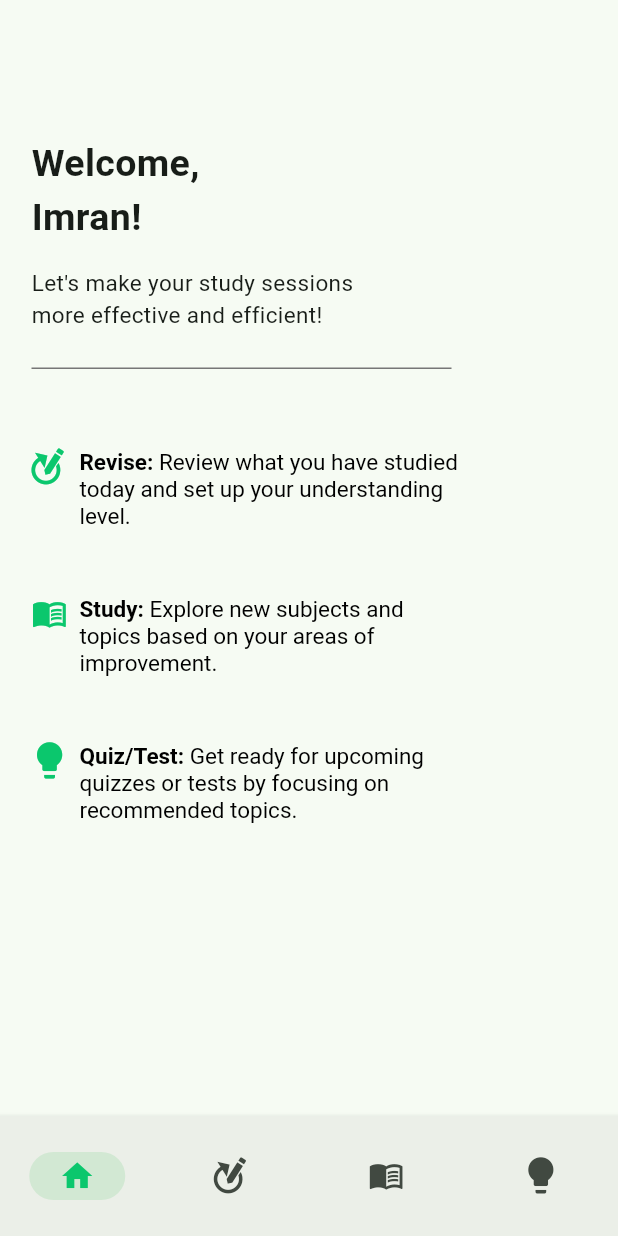
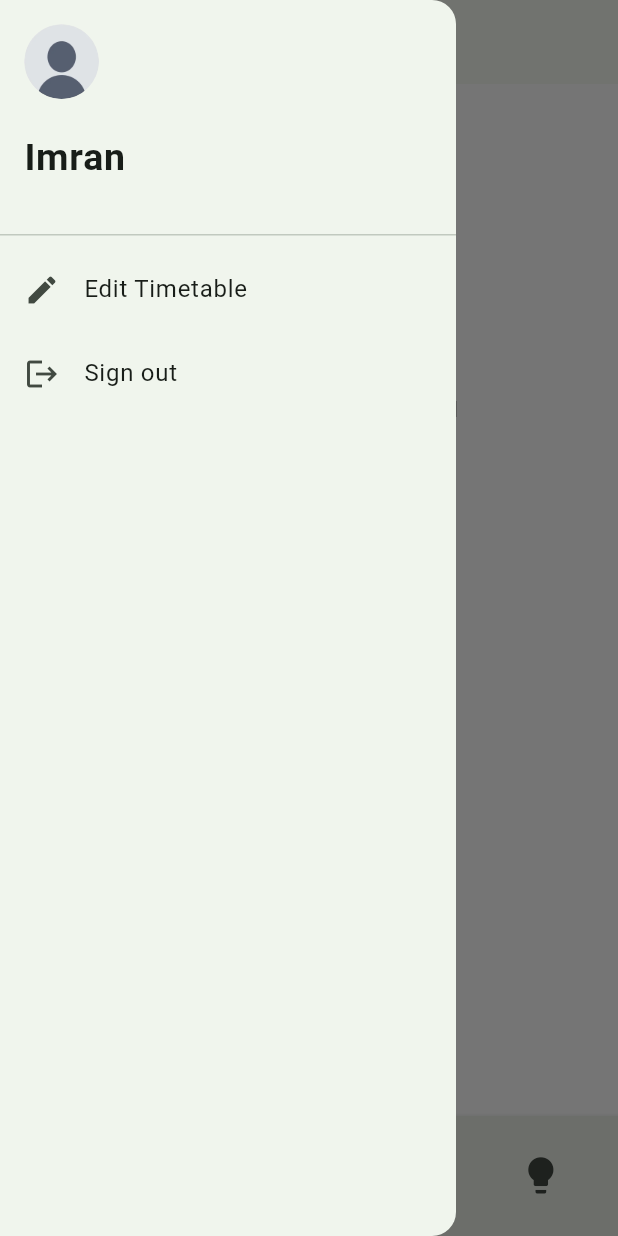
Before and after one commit to imranahmad2k1/spa-app, a Flutter app: the HomepageView screen opened by its route, with the side drawer open (before the commit the screen has no drawer), on a phone screen of 412 x 824 dp. Run offline on Flutter 3.47's test engine with Material 2 defaults, Android fonts, the phone set to English and light mode, and no system bars; our stand-ins replace carousel_slider.

Commit message:
added drawer + log out and change timetable

```diff
--- /dev/null
+++ b/lib/components/my_drawer.dart
@@ -0,0 +1,50 @@
+import 'package:flutter/material.dart';
+import 'package:student_personal_assistant/components/custom_heading.dart';
+import 'package:student_personal_assistant/constants/routes.dart';
+
+class MyDrawer extends StatelessWidget {
+  const MyDrawer({super.key});
+
+  @override
+  Widget build(BuildContext context) {
+    return Drawer(
+      child: ListView(
+        children: [
+          const SizedBox(
+            height: 165,
+            child: DrawerHeader(
+              decoration: BoxDecoration(),
+              child: Column(
+                crossAxisAlignment: CrossAxisAlignment.start,
+                children: [
+                  CircleAvatar(
+                    radius: 25.0,
+                    backgroundImage: AssetImage('assets/images/avatar.png'),
+                    backgroundColor: Colors.transparent,
+                  ),
+                  SizedBox(height: 20),
+                  CustomHeading(text: 'Imran'),
+                ],
+              ),
+            ),
+          ),
+          ListTile(
+            leading: const Icon(Icons.edit),
+            title: const Text('Edit Timetable'),
+            onTap: () {
+              Navigator.of(context).pushNamed(setupRoute);
+            },
+          ),
+          ListTile(
+            leading: const Icon(Icons.logout),
+            title: const Text('Sign out'),
+            onTap: () {
+              Navigator.of(context)
+                  .pushNamedAndRemoveUntil(loginRoute, (route) => false);
+            },
+          ),
+        ],
+      ),
+    );
+  }
+}
--- a/lib/main.dart
+++ b/lib/main.dart
@@ -6,7 +6,7 @@ import 'package:student_personal_assistant/views/views_import.dart';
 void main() {
   runApp(MaterialApp(
     debugShowCheckedModeBanner: false,
-    title: 'Flutter Demo',
+    title: 'SPA',
     routes: {
       initialRoute: (context) => const WelcomeView(),
       loginRoute: (context) => const LoginView(),
@@ -27,6 +27,8 @@ void main() {
     },
     theme: ThemeData(
       colorScheme: ColorScheme.fromSeed(seedColor: const Color(primaryColor)),
+      scaffoldBackgroundColor: const Color(0xFFFFFFFF),
+      appBarTheme: const AppBarTheme(surfaceTintColor: Color(0xFFFFFFFF)),
       useMaterial3: true,
     ),
     home: const WelcomeView(),
--- a/lib/views/homepage_view.dart
+++ b/lib/views/homepage_view.dart
@@ -4,6 +4,7 @@ import 'package:student_personal_assistant/components/custom_heading.dart';
 import 'package:student_personal_assistant/components/custom_module_info.dart';
 import 'package:student_personal_assistant/components/custom_navbar.dart';
 import 'package:student_personal_assistant/components/custom_text.dart';
+import 'package:student_personal_assistant/components/my_drawer.dart';
 import 'package:student_personal_assistant/constants/colors.dart';
 import 'package:student_personal_assistant/custom_icons_icons.dart';
 import 'package:student_personal_assistant/views/quiz/quiztest_view.dart';
@@ -22,6 +23,8 @@ class _HomepageViewState extends State<HomepageView> {
   @override
   Widget build(BuildContext context) {
     return Scaffold(
+        drawer: const MyDrawer(),
+        appBar: AppBar(),
         bottomNavigationBar: CustomNavBar(
           onDestinationSelected: (index) {
             setState(() {
@@ -36,7 +39,7 @@ class _HomepageViewState extends State<HomepageView> {
             child: const Column(
               crossAxisAlignment: CrossAxisAlignment.start,
               children: [
-                SizedBox(height: 91),
+                // SizedBox(height: 91),
                 CustomHeading(text: "Welcome,\nImran!"),
                 SizedBox(height: 15),
                 CustomText(
--- a/lib/views/quiz/select_subject_topics_view.dart
+++ b/lib/views/quiz/select_subject_topics_view.dart
@@ -107,7 +107,8 @@ class _SelectSubjectTopicsViewState extends State<SelectSubjectTopicsView> {
               child: CustomButton(
                 buttonText: "Recommend Topics",
                 onPressed: () {
-                  Navigator.of(context).pushNamed(recommendRoute);
+                  Navigator.of(context)
+                      .pushNamedAndRemoveUntil(recommendRoute, (_) => false);
                 },
               ),
             ),
```
Also changed, not shown: lib/views/setup/set_weekly_timetable_view.dart (+11 -3 lines), assets/images/avatar.png (added).
